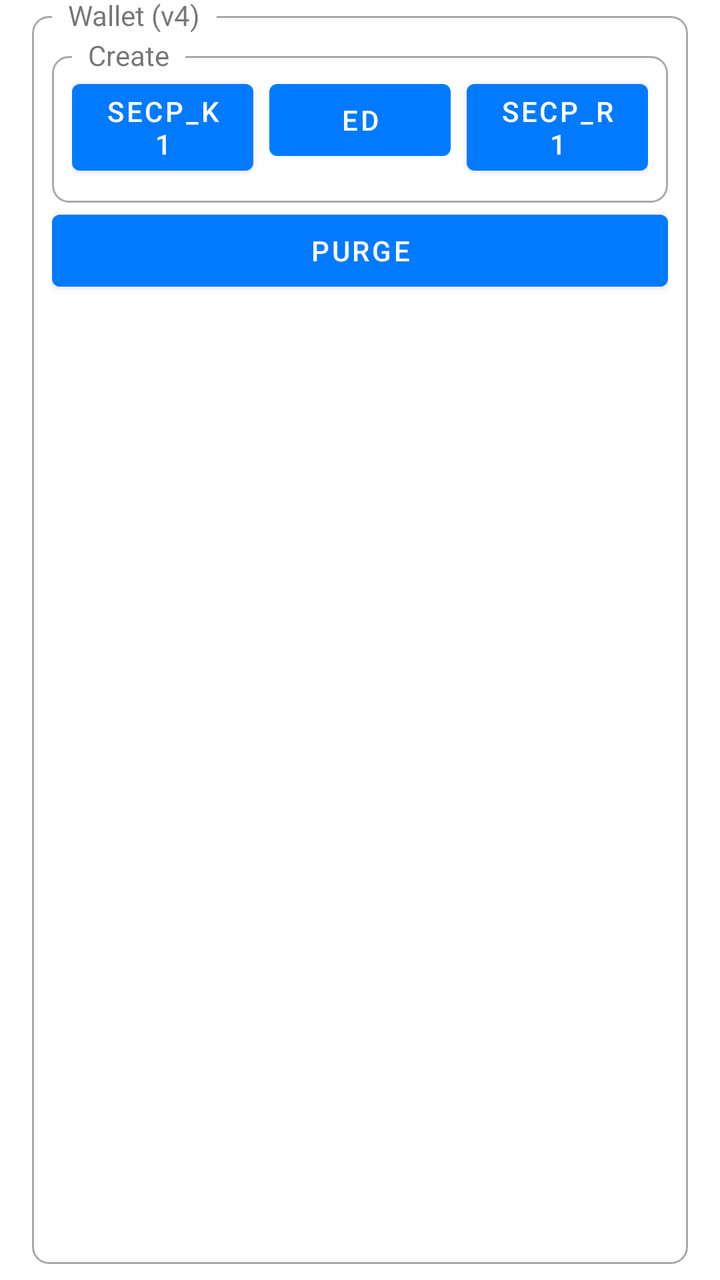
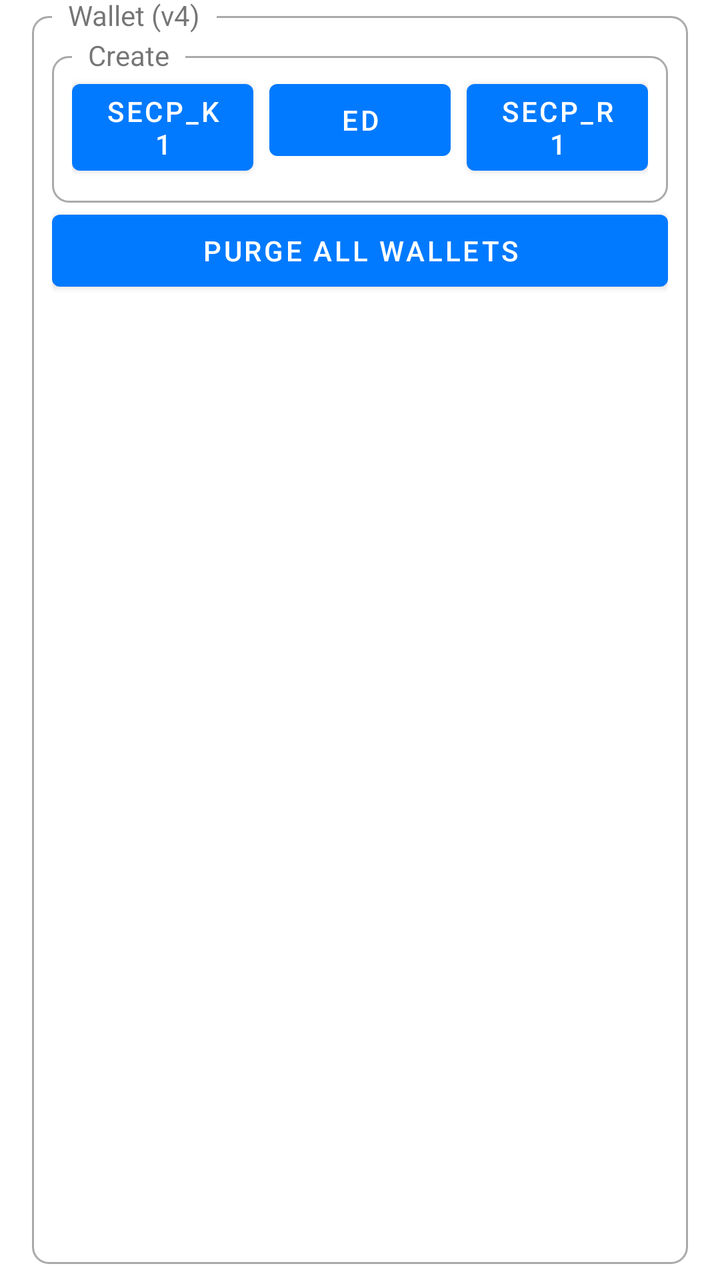

Two renders of the same Android screen: before a commit and after it. Below are the layout's source before the change and the commit's diff.
<!-- AndroidManifest.xml: application theme AppTheme -->
<!-- res/layout/wallet.xml -->
<?xml version="1.0" encoding="utf-8"?>
<FrameLayout xmlns:android="http://schemas.android.com/apk/res/android"
    xmlns:app="http://schemas.android.com/apk/res-auto"
    xmlns:tools="http://schemas.android.com/tools"
    android:layout_width="match_parent"
    android:layout_height="wrap_content"
    android:clipToPadding="false"
    android:paddingStart="@dimen/box_padding_horizontal"
    android:paddingTop="@dimen/box_padding_vertical"
    android:paddingEnd="@dimen/box_padding_horizontal"
    android:paddingBottom="@dimen/box_padding_vertical">

    <FrameLayout
        android:layout_width="match_parent"
        android:layout_height="match_parent"
        android:background="@drawable/rounded_corner" />

    <TextView
        android:layout_width="wrap_content"
        android:layout_height="wrap_content"
        android:background="?android:windowBackground"
        android:paddingStart="8dp"
        android:paddingEnd="8dp"
        android:text="Wallet (v4)"
        android:translationX="10dp"
        android:translationY="-10dp" />

    <LinearLayout
        android:id="@+id/contentContainer"
        android:layout_width="match_parent"
        android:layout_height="match_parent"
        android:layout_margin="10dp"
        android:orientation="vertical"
        android:visibility="visible">

        <LinearLayout
            android:id="@+id/walletIndexesContainer"
            android:layout_width="match_parent"
            android:layout_height="wrap_content"
            android:orientation="horizontal"
            android:visibility="gone"
            tools:visibility="visible">

            <com.google.android.material.slider.Slider
                android:id="@+id/sliderWallet"
                android:layout_width="0dp"
                android:layout_height="wrap_content"
                android:layout_weight="1" />

            <TextView
                android:id="@+id/tvWalletIndex"
                android:layout_width="wrap_content"
                android:layout_height="wrap_content"
                android:layout_gravity="center"
                android:layout_marginStart="8dp"
                android:layout_marginEnd="8dp" />

        </LinearLayout>

        <FrameLayout
            android:layout_width="match_parent"
            android:layout_height="wrap_content">

            <FrameLayout
                android:layout_width="match_parent"
                android:layout_height="match_parent"
                android:layout_marginTop="10dp"
                android:background="@drawable/rounded_corner" />

            <TextView
                android:layout_width="wrap_content"
                android:layout_height="wrap_content"
                android:background="?android:windowBackground"
                android:paddingStart="8dp"
                android:paddingEnd="8dp"
                android:text="Create"
                android:translationX="10dp" />

            <androidx.constraintlayout.widget.ConstraintLayout
                android:layout_width="match_parent"
                android:padding="10dp"
                android:layout_marginTop="8dp"
                android:layout_height="wrap_content">

                <Button
                    android:id="@+id/btnCreateWalletSecpK1"
                    android:layout_width="0dp"
                    android:layout_height="wrap_content"
                    android:text="Secp_K1"
                    android:layout_marginEnd="4dp"
                    app:layout_constraintStart_toStartOf="parent"
                    app:layout_constraintHorizontal_bias="0.5"
                    app:layout_constraintEnd_toStartOf="@+id/btnCreateWalletEdwards"
                    app:layout_constraintTop_toTopOf="parent" />

                <Button
                    android:id="@+id/btnCreateWalletEdwards"
                    android:layout_width="0dp"
                    android:layout_height="wrap_content"
                    android:text="Ed"
                    android:layout_marginStart="4dp"
                    android:layout_marginEnd="4dp"
                    app:layout_constraintEnd_toStartOf="@+id/btnCreateWalletSecpR1"
                    app:layout_constraintStart_toEndOf="@+id/btnCreateWalletSecpK1"
                    app:layout_constraintHorizontal_bias="0.5"
                    app:layout_constraintTop_toTopOf="@+id/btnCreateWalletSecpK1" />

                <Button
                    android:id="@+id/btnCreateWalletSecpR1"
                    android:layout_width="0dp"
                    android:layout_height="wrap_content"
                    android:layout_marginStart="4dp"
                    android:text="Secp_R1"
                    app:layout_constraintEnd_toEndOf="parent"
                    app:layout_constraintStart_toEndOf="@+id/btnCreateWalletEdwards"
                    app:layout_constraintHorizontal_bias="0.5"
                    app:layout_constraintTop_toTopOf="@+id/btnCreateWalletEdwards" />

            </androidx.constraintlayout.widget.ConstraintLayout>

        </FrameLayout>


        <LinearLayout
            android:layout_width="match_parent"
            android:layout_height="wrap_content"
            android:gravity="center"
            android:orientation="horizontal">

            <Button
                android:id="@+id/btnPurgeWallet"
                android:layout_width="0dp"
                android:layout_height="wrap_content"
                android:layout_weight="1"
                android:text="Purge" />

        </LinearLayout>

    </LinearLayout>

</FrameLayout>
<!-- resources referenced by this layout -->
<resources>
  <dimen name="box_padding_horizontal">16dp</dimen>
  <dimen name="box_padding_vertical">8dp</dimen>
  <!-- drawable rounded_corner (drawable) -->
  <?xml version="1.0" encoding="utf-8"?>
  <shape xmlns:android="http://schemas.android.com/apk/res/android">
      <stroke
          android:width="1dp"
          android:color="@android:color/darker_gray" />
  
      <solid android:color="@android:color/transparent" />
  
      <padding
          android:bottom="5dp"
          android:left="5dp"
          android:right="5dp"
          android:top="5dp" />
  
      <corners android:radius="8dp" />
  </shape>
  <style name="AppTheme" parent="Theme.MaterialComponents.DayNight.NoActionBar">
          <item name="colorPrimary">@color/primary</item>
          <item name="colorPrimaryDark">@color/primary_dark</item>
          <item name="colorOnPrimary">@color/on_primary</item>
          <item name="colorSecondary">@color/primary</item>
      </style>
  <color name="primary">#027aff</color>
  <color name="primary_dark">#0a02ff</color>
  <color name="on_primary">#FFFFFF</color>
</resources>

<!-- the commit's change to res/layout/wallet.xml (unified diff, before → after) -->
@@ -54,6 +54,13 @@
                 android:layout_gravity="center"
                 android:layout_marginStart="8dp"
                 android:layout_marginEnd="8dp" />
+
+            <Button
+                android:id="@+id/btnPurgeWallet"
+                android:layout_width="0dp"
+                android:layout_height="wrap_content"
+                android:layout_weight="0.5"
+                android:text="Purge" />
 
         </LinearLayout>
 
@@ -128,11 +135,11 @@
             android:orientation="horizontal">
 
             <Button
-                android:id="@+id/btnPurgeWallet"
+                android:id="@+id/btnPurgeAllWallet"
                 android:layout_width="0dp"
                 android:layout_height="wrap_content"
                 android:layout_weight="1"
-                android:text="Purge" />
+                android:text="Purge all wallets" />
 
         </LinearLayout>
 
